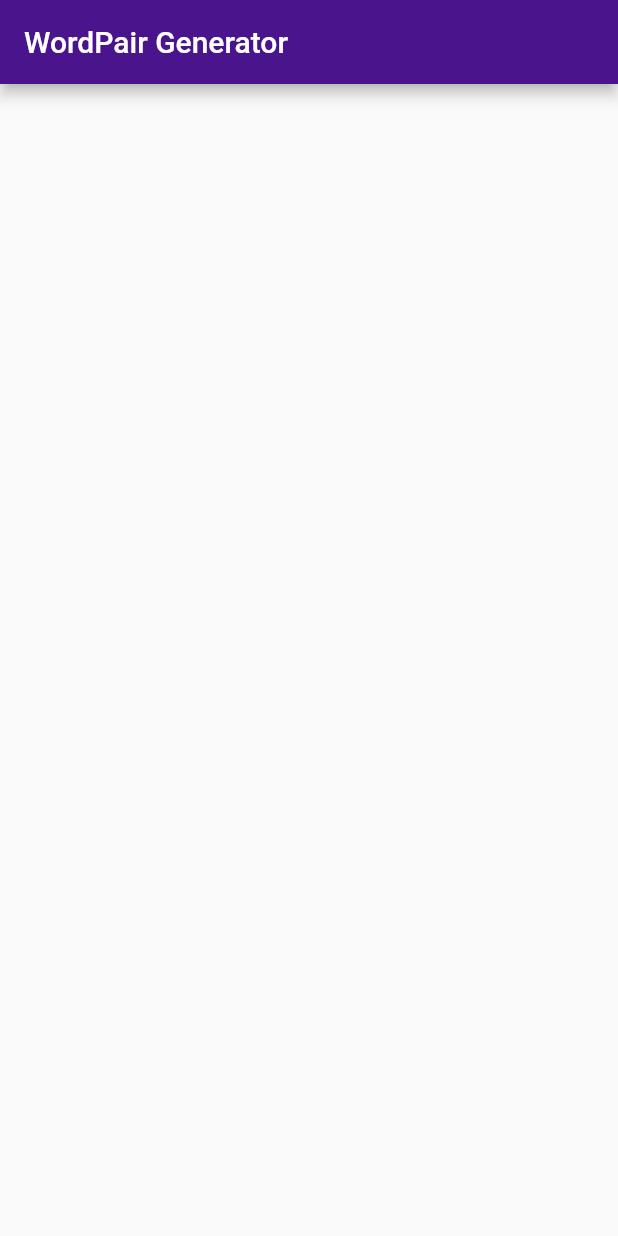
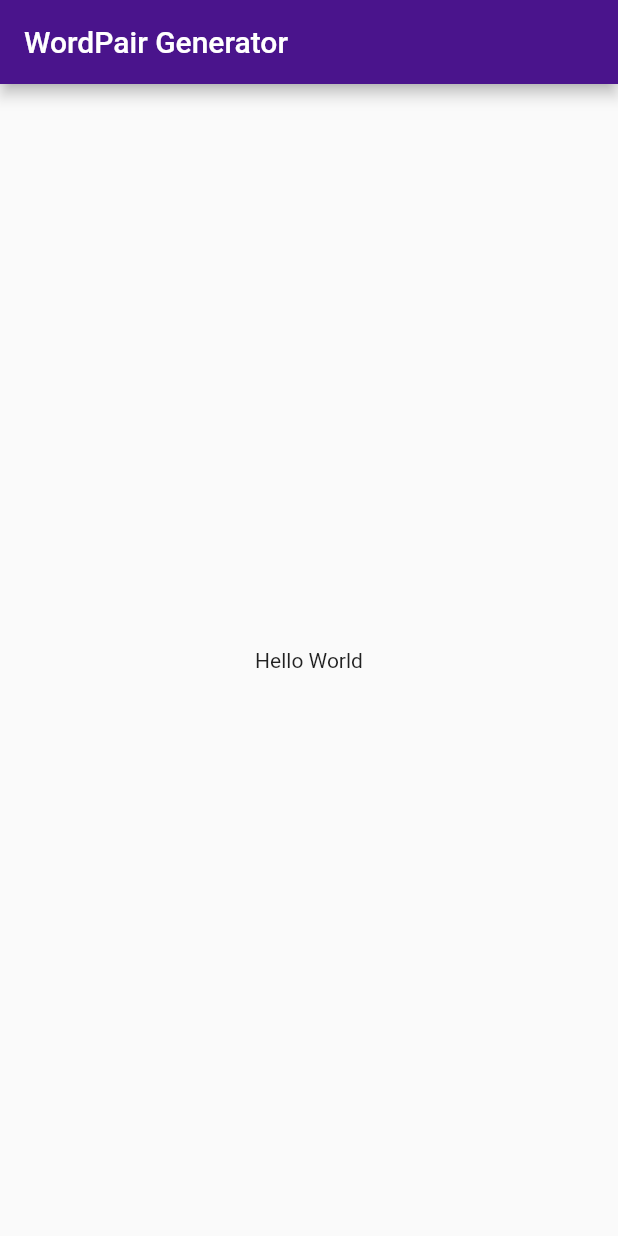
Before and after one commit to Annie-Huang/wordpair_generator, a Flutter app: the screen it shows after launch, on a phone screen of 412 x 824 dp. Run offline on Flutter 3.47's test engine with Material 2 defaults, Android fonts, the phone set to English and light mode, and no system bars.

Commit message:
Add body text

```diff
--- a/lib/main.dart
+++ b/lib/main.dart
@@ -14,6 +14,7 @@ class MyApp extends StatelessWidget {
         theme: ThemeData(primaryColor: Colors.purple[900]),
         home: Scaffold(
           appBar: AppBar(title: Text('WordPair Generator')),
+          body: Center (child: Text('Hello World'))
         ));
   }
 }
```
